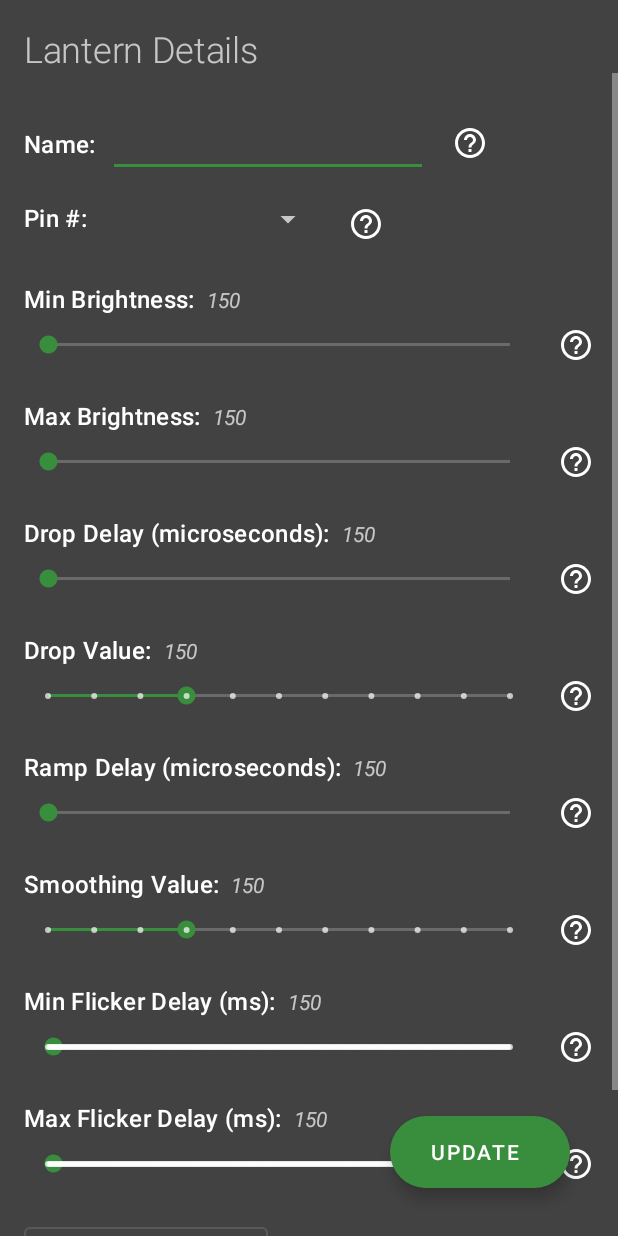
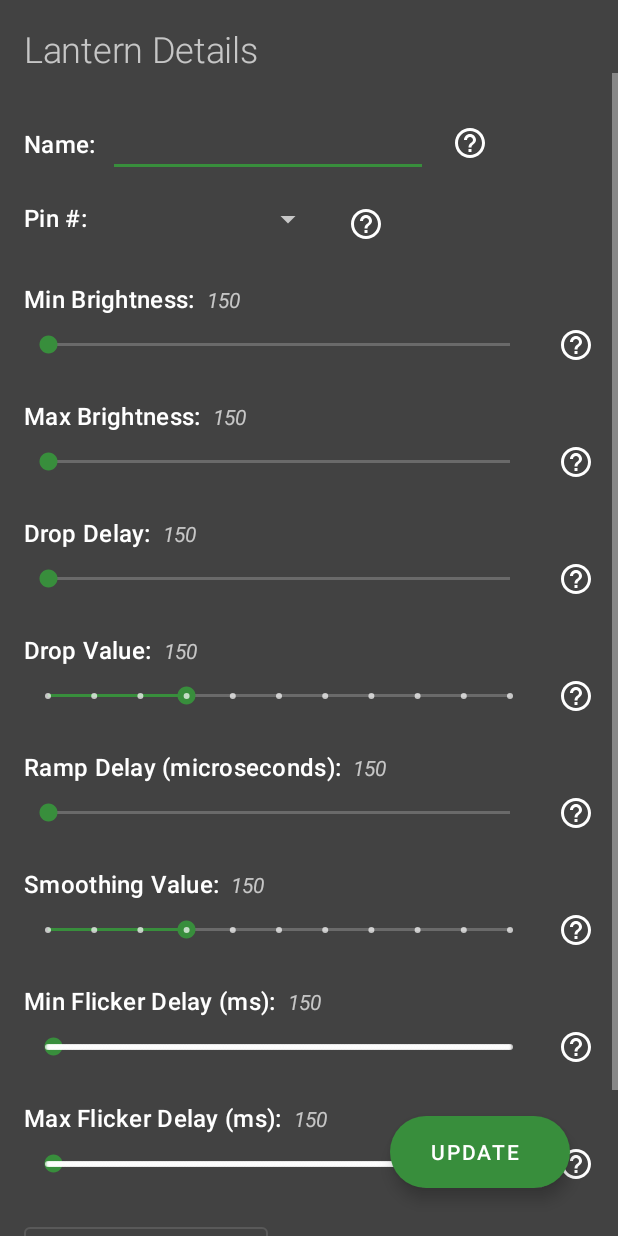
Before and after one commit to MattS8/Halloween-Control-Panel---Android, an Android app: the layout content_lantern_controls_v2.xml on its own in the app's theme, with its tools: preview values and no code run, on a phone screen of 412 x 824 dp. Run offline under Robolectric (Android 15) with nearby library versions, the phone set to English and light mode, and no system bars.

Commit message:
Bug Fixes
- Fixed issue where flickerDelayMax was being set to flickerDelayMin's value by mistake
- Fixed the slider range for Drop Delay

```diff
--- a/HalloweenControlPanel/app/src/main/java/com/ms8/halloweencontrolpanel/DeviceDetailsFragment.kt
+++ b/HalloweenControlPanel/app/src/main/java/com/ms8/halloweencontrolpanel/DeviceDetailsFragment.kt
@@ -98,7 +98,7 @@ class DeviceDetailsFragment : Fragment() {
                 })
                 skSmoothing.progress = lantern.smoothing
 
-                val dropDelayStepSize = 500
+                val dropDelayStepSize = 10
                 skDropDelay.setOnSeekBarChangeListener(object : SeekBar.OnSeekBarChangeListener {
                     override fun onProgressChanged(seekBar: SeekBar?, progress: Int, fromUser: Boolean) {
                         if (fromUser)
@@ -250,7 +250,7 @@ class DeviceDetailsFragment : Fragment() {
                     lantern.dropValue = etDropValue.text.toString().toInt()
                     lantern.dropDelay = etDropDelay.text.toString().toInt()
                     lantern.flickerDelayMin = etFlickerDelayMin.text.toString().toInt()
-                    lantern.flickerDelayMax = etFlickerDelayMin.text.toString().toInt()
+                    lantern.flickerDelayMax = etFlickerDelayMax.text.toString().toInt()
                     lantern.name = etName.text.toString()
                     lantern.pin = pinFromPos(spnPin.selectedItemPosition)
 
--- a/HalloweenControlPanel/app/src/main/res/layout/content_lantern_controls_v2.xml
+++ b/HalloweenControlPanel/app/src/main/res/layout/content_lantern_controls_v2.xml
@@ -291,7 +291,7 @@
                             android:layout_width="0dp"
                             android:layout_height="match_parent"
                             android:layout_weight="1"
-                            android:max="15000"/>
+                            android:max="1000"/>
 
                         <ImageButton
                             android:id="@+id/btnDropDelayHelp"
--- a/HalloweenControlPanel/app/src/main/res/values/strings.xml
+++ b/HalloweenControlPanel/app/src/main/res/values/strings.xml
@@ -32,7 +32,7 @@
     <string name="update">Update</string>
     <string name="smoothing_value">Smoothing Value:</string>
     <string name="ramp_delay_microseconds">Ramp Delay (microseconds):</string>
-    <string name="drop_delay_microseconds">Drop Delay (microseconds):</string>
+    <string name="drop_delay_microseconds">Drop Delay:</string>
     <string name="drop_value">Drop Value:</string>
     <string name="max_brightness">Max Brightness:</string>
     <string name="min_brightness_label">Min Brightness:</string>
```
